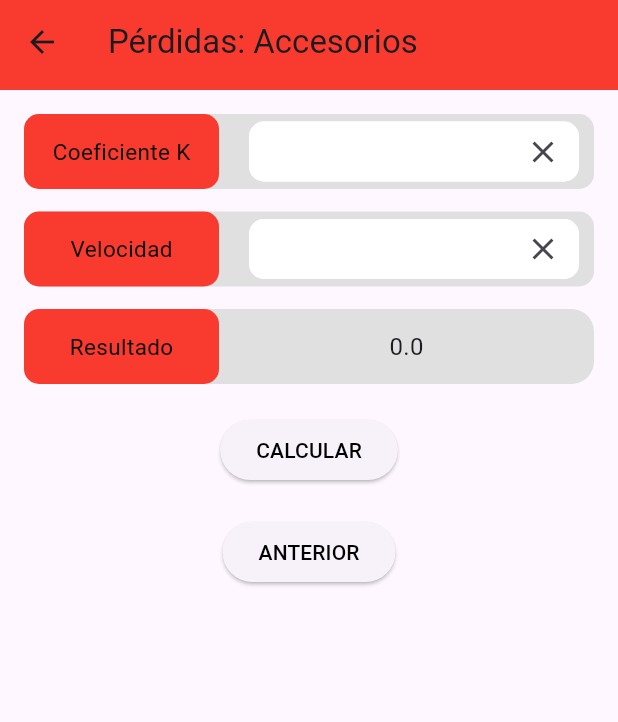
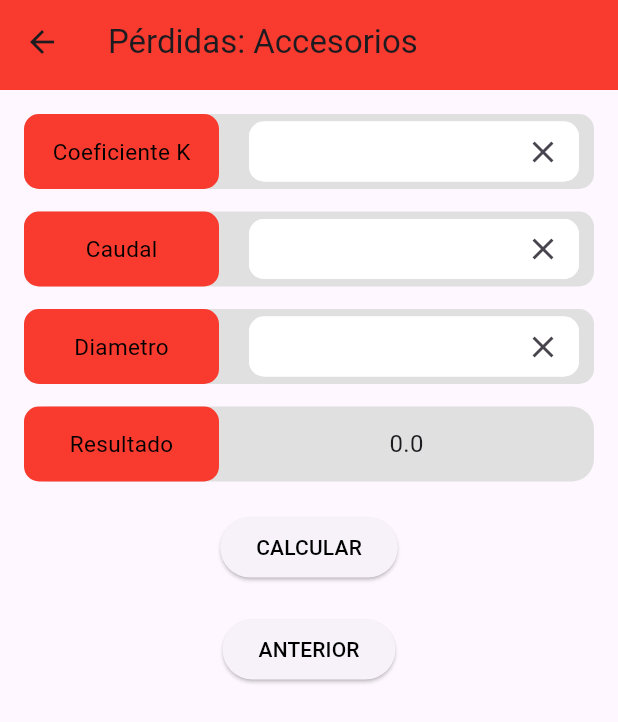
Before and after one commit to fahe8/calculadoraMecanica, a Flutter app: the CalculosHidraulicosScreen screen opened by its route, after a tap on "Pérdidas: Accesorios", on a phone screen of 412 x 824 dp. Shown: the top 722 px of the screen. Run offline on Flutter 3.47's test engine with Material 3 defaults, Android fonts, the phone set to English and light mode, and no system bars; our stand-ins replace fl_chart, get.

Commit message:
calcular accesorios arreglado, pantalla bomba paralelo, interpolador arreglado

```diff
--- a/lib/controllers/CalculationsController.dart
+++ b/lib/controllers/CalculationsController.dart
@@ -85,16 +85,17 @@ class CalculationsController extends GetxController {
 
   void calcularPerdidasAccesorios() {
     final coeficienteKActual = coeficienteK.value;
-    final velocidadActual = velocidad.value;
+    final diametroActual = diametro.value;
+    final caudalActual = caudal.value;
 
-    if (velocidadActual == null || coeficienteKActual == null) {
+    if (diametroActual == null || coeficienteKActual == null || caudalActual == null) {
       perdidasAccesorios.value = 0.0;
       return;
     }
 
     final gravedad = 9.81;
     final perdidasDeAccesorios = calcularPerdidasAccesorio(
-        coeficienteKActual, velocidadActual, gravedad);
+        coeficienteKActual, caudalActual, diametroActual, gravedad);
     perdidasAccesorios.value = redondear(perdidasDeAccesorios);
   }
 
@@ -121,8 +122,8 @@ class CalculationsController extends GetxController {
   }
 
   double calcularPerdidasAccesorio(
-      double coeficienteK, double velocidad, double gravedad) {
-    return coeficienteK * (pow(velocidad, 2) / 2 * gravedad);
+      double coeficienteK, double caudal, double diametro, double gravedad) {
+    return (8*coeficienteK*caudal*caudal)/(pi*pi*gravedad*pow(diametro, 4));
   }
 
   double redondear(double valor) {
--- a/lib/screens/bombasScreens/pages/CurvasScreen.dart
+++ b/lib/screens/bombasScreens/pages/CurvasScreen.dart
@@ -93,7 +93,7 @@ class _CurvasScreenState extends State<CurvasScreen> {
                   SizedBox(
                     height: 15,
                   ),
-                  CustomRectangle(
+                 Obx(() =>  bombaController.curvaResistente.value.Q != 0? CustomRectangle(
                     width: 120,
                     height: 40,
                     color: Colors.grey.shade200,
@@ -105,7 +105,7 @@ class _CurvasScreenState extends State<CurvasScreen> {
                         MaterialPageRoute(builder: (context) => CrearBomba()),
                       );
                     },
-                  ),
+                  ) : Container())
                 ],
               ),
             ),
--- a/lib/screens/bombasScreens/pages/calculosBombasScreen/BombaParalelo.dart
+++ b/lib/screens/bombasScreens/pages/calculosBombasScreen/BombaParalelo.dart
@@ -118,7 +118,7 @@ class _BombaParaleloState extends State<BombaParalelo> {
                     height: 8,
                   ),
                   buildResultRow('Nuevo Q',
-                      '${hallarResultado['porcentaje'].toString()}%'),
+                      '${hallarResultado['nuevoCaudal'].toString()}'),
                 ],
               ),
             ),
--- a/lib/screens/hidraulicaScreens/Accesorios.dart
+++ b/lib/screens/hidraulicaScreens/Accesorios.dart
@@ -16,7 +16,8 @@ class Accesorios extends StatefulWidget {
 
 class _AccesoriosState extends State<Accesorios> {
   TextEditingController _controllerCoeficienteK = TextEditingController();
-  TextEditingController _controllerVelocidad = TextEditingController();
+  TextEditingController _controllerCaudal = TextEditingController();
+  TextEditingController _controllerDiametro = TextEditingController();
 
 
   // Obtén la instancia de CalculationsController
@@ -34,22 +35,29 @@ class _AccesoriosState extends State<Accesorios> {
 
 
     ControllerUtils.initializeAndListenController(
-      controller: _controllerVelocidad,
-      controllerValue: calculationsController.velocidad,
+      controller: _controllerCaudal,
+      controllerValue: calculationsController.caudal,
+      calculationsController: calculationsController,
+    );
+
+    ControllerUtils.initializeAndListenController(
+      controller: _controllerDiametro,
+      controllerValue: calculationsController.diametro,
       calculationsController: calculationsController,
     );
   }
 
   @override
   void dispose() {
-    // Importante: asegúrate de eliminar el listener al salir de la pantalla para evitar pérdida de memoria.
+
     _controllerCoeficienteK.dispose();
-    _controllerVelocidad.dispose();
+    _controllerCaudal.dispose();
+    _controllerDiametro.dispose();
     super.dispose();
   }
 
   void calcularPerdidasDeAccesorios() {
-    // Llama al método calcularVelocidad en CalculationsController
+
     calculationsController.calcularPerdidasAccesorios();
   }
 
@@ -59,10 +67,11 @@ class _AccesoriosState extends State<Accesorios> {
       title: 'Pérdidas: Accesorios',
       controllers: [
         _controllerCoeficienteK,
-        _controllerVelocidad,
+        _controllerCaudal,
+        _controllerDiametro
       ],
       values: calculationsController.perdidasAccesorios,
-      inputLabels: ['Coeficiente K', 'Velocidad'],
+      inputLabels: ['Coeficiente K', 'Caudal', 'Diametro'],
       calculateMethod: calcularPerdidasDeAccesorios,
       prevRoute: '/hidraulica/calculoshidraulicos/longitudtuberia',
     );
--- a/lib/widgets/MyAppBar.dart
+++ b/lib/widgets/MyAppBar.dart
@@ -12,15 +12,13 @@ class MyAppBar extends StatelessWidget implements PreferredSizeWidget {
 
   @override
   Widget build(BuildContext context) {
-    return SafeArea(
-      child: AppBar(
-        leading: IconButton(
-          icon: Icon(Icons.arrow_back),
-          onPressed: routeBack,
-        ),
-        title: Text(title),
-        backgroundColor: backgroundColor,
+    return AppBar(
+      leading: IconButton(
+        icon: Icon(Icons.arrow_back),
+        onPressed: routeBack,
       ),
+      title: Text(title),
+      backgroundColor: backgroundColor,
     );
   }
 
```
Also changed, not shown: lib/controllers/BombaController.dart (+75 -98 lines), lib/screens/bombasScreens/pages/DetallesCurvaScreen.dart (+14 -6 lines), lib/screens/interpolador/InterpoladorScreen.dart (+12 -9 lines).
